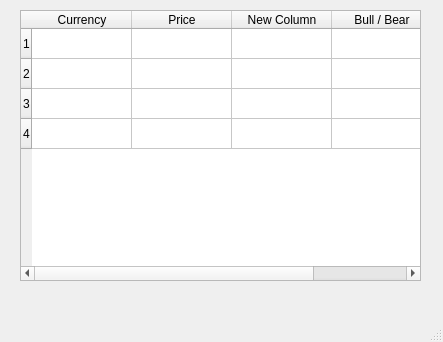
Before: the Qt Designer form bull.ui in suganglive/coinauto, drawn with Qt 5.
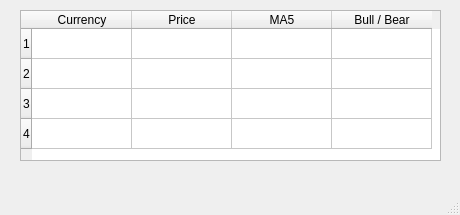
After: the same form once the commit is applied.

What changed in the file:
```diff
--- a/bull.ui
+++ b/bull.ui
@@ -6,8 +6,8 @@
    <rect>
     <x>0</x>
     <y>0</y>
-    <width>443</width>
-    <height>342</height>
+    <width>460</width>
+    <height>215</height>
    </rect>
   </property>
   <property name="windowTitle">
@@ -19,8 +19,8 @@
      <rect>
       <x>20</x>
       <y>10</y>
-      <width>401</width>
-      <height>271</height>
+      <width>421</width>
+      <height>151</height>
      </rect>
     </property>
     <property name="rowCount">
@@ -42,7 +42,7 @@
     </column>
     <column>
      <property name="text">
-      <string>New Column</string>
+      <string>MA5</string>
      </property>
     </column>
     <column>
```
Left out of the diff: 2 changed lines with no effect on the pictures.
